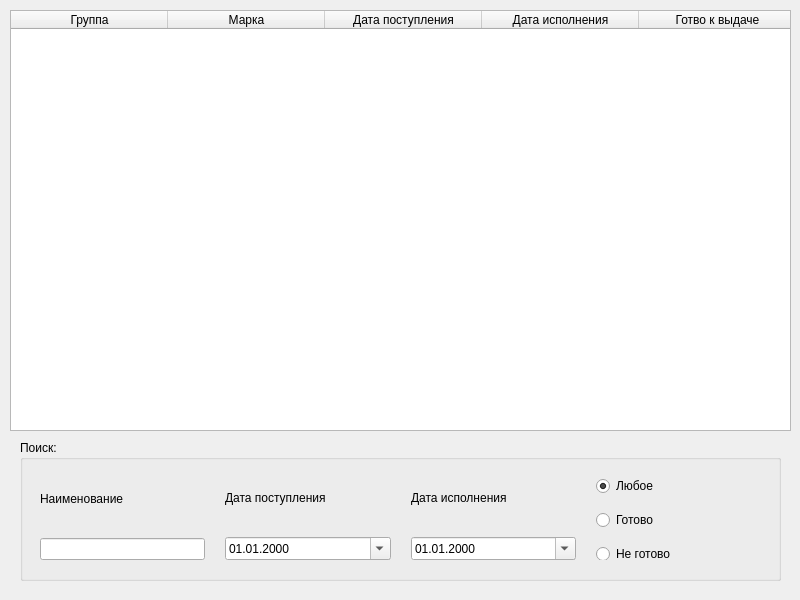
This is LabWork_2/Task_2/searchwindow.ui in Max2772/FoA-P-2-Semester- as Qt 5 draws it before an edit. The edited form follows.
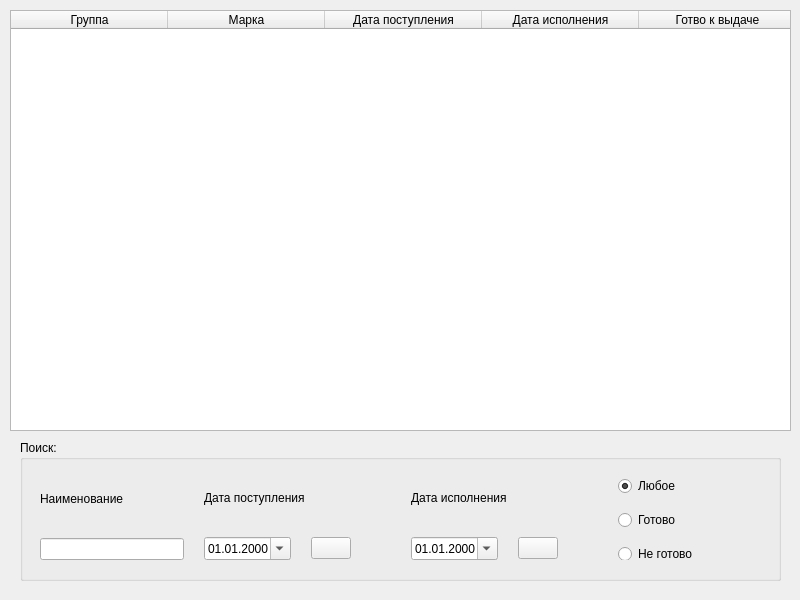
This is the edited form. Icons and pictures are not drawn.

What changed in the file:
```diff
--- a/LabWork_2/Task_2/searchwindow.ui
+++ b/LabWork_2/Task_2/searchwindow.ui
@@ -167,6 +167,8 @@
         </widget>
        </item>
        <item>
+        <layout class="QHBoxLayout" name="horizontalLayout_7">
+         <item>
         <widget class="QDateEdit" name="dateEditReceiptDate">
          <property name="displayFormat">
           <string>dd.MM.yyyy</string>
@@ -176,6 +178,40 @@
          </property>
         </widget>
        </item>
+         <item>
+          <widget class="QPushButton" name="pushButtonReceiptDate">
+           <property name="text">
+            <string/>
+           </property>
+           <property name="icon">
+            <iconset theme="view-refresh"/>
+           </property>
+           <property name="iconSize">
+            <size>
+             <width>16</width>
+             <height>16</height>
+            </size>
+           </property>
+          </widget>
+         </item>
+         <item>
+          <spacer name="horizontalSpacer">
+           <property name="orientation">
+            <enum>Qt::Horizontal</enum>
+           </property>
+           <property name="sizeType">
+            <enum>QSizePolicy::Minimum</enum>
+           </property>
+           <property name="sizeHint" stdset="0">
+            <size>
+             <width>40</width>
+             <height>20</height>
+            </size>
+           </property>
+          </spacer>
+         </item>
+        </layout>
+       </item>
       </layout>
      </item>
      <item>
@@ -188,6 +224,8 @@
         </widget>
        </item>
        <item>
+        <layout class="QHBoxLayout" name="horizontalLayout_8">
+         <item>
         <widget class="QDateEdit" name="dateEditCompletionDate">
          <property name="displayFormat">
           <string>dd.MM.yyyy</string>
@@ -196,6 +234,41 @@
           <bool>true</bool>
          </property>
         </widget>
+         </item>
+         <item>
+          <widget class="QPushButton" name="pushButtonCompletionDate">
+           <property name="text">
+            <string/>
+           </property>
+           <property name="icon">
+            <iconset theme="view-refresh">
+             <normaloff>.</normaloff>.</iconset>
+           </property>
+           <property name="iconSize">
+            <size>
+             <width>16</width>
+             <height>16</height>
+            </size>
+           </property>
+          </widget>
+         </item>
+         <item>
+          <spacer name="horizontalSpacer_2">
+           <property name="orientation">
+            <enum>Qt::Horizontal</enum>
+           </property>
+           <property name="sizeType">
+            <enum>QSizePolicy::Minimum</enum>
+           </property>
+           <property name="sizeHint" stdset="0">
+            <size>
+             <width>40</width>
+             <height>20</height>
+            </size>
+           </property>
+          </spacer>
+         </item>
+        </layout>
        </item>
       </layout>
      </item>
```
Lines whose indentation alone changed are shown as unchanged.
